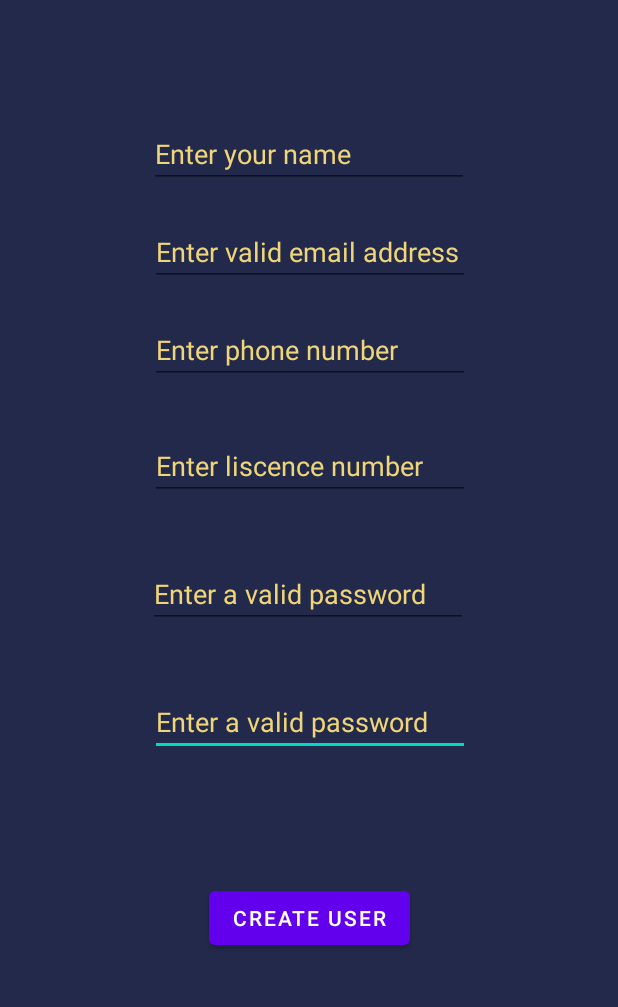
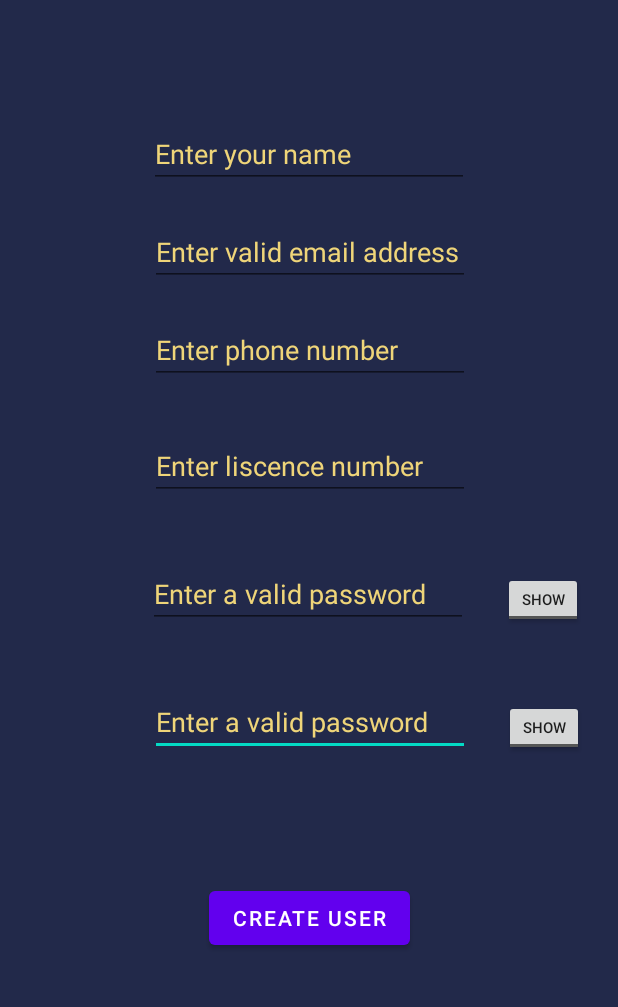
Before and after one commit to rk-3131/Go-Agro-Project, an Android app: the screen it shows after launch (CreateUserActivity2), after a tap on "New User?", on a phone screen of 412 x 824 dp, the part 216-1223 px from its top. Run offline under Robolectric (Android 15) with nearby library versions, the phone set to English and light mode, and no system bars; our stand-ins replace Firebase (no records; nobody signed in at launch, a user with empty details on screens opened directly).

```diff
--- a/app/src/main/java/com/example/goagro/CreateUserActivity2.java
+++ b/app/src/main/java/com/example/goagro/CreateUserActivity2.java
@@ -6,12 +6,16 @@ import androidx.appcompat.app.AppCompatActivity;
 import android.content.Intent;
 import android.os.Bundle;
 import android.text.TextUtils;
+import android.text.method.PasswordTransformationMethod;
 import android.util.Log;
 import android.util.Patterns;
 import android.view.View;
 import android.widget.Button;
+import android.widget.CompoundButton;
 import android.widget.EditText;
+import android.widget.ImageView;
 import android.widget.Toast;
+import android.widget.ToggleButton;
 
 import com.google.android.gms.tasks.OnCompleteListener;
 import com.google.android.gms.tasks.OnFailureListener;
@@ -35,6 +39,8 @@ public class CreateUserActivity2 extends AppCompatActivity {
     EditText pass1;
     EditText pass2;
     Button newUser;
+    ToggleButton seePass1;
+    ToggleButton seePass2;
     FirebaseAuth auth;
 
     @Override
@@ -48,6 +54,8 @@ public class CreateUserActivity2 extends AppCompatActivity {
         pass1 = findViewById(R.id.password1);
         pass2 = findViewById(R.id.password2);
         newUser = findViewById(R.id.signUpButton);
+        seePass1 = findViewById(R.id.toggleButton);
+        seePass2 = findViewById(R.id.toggleButton2);
         auth = FirebaseAuth.getInstance();
 
         newUser.setOnClickListener(new View.OnClickListener() {
@@ -70,6 +78,30 @@ public class CreateUserActivity2 extends AppCompatActivity {
                     createUser(txt_name, txt_email, txt_phone, txt_licence, txt_pass1);
                 }
 
+            }
+        });
+
+        seePass1.setOnCheckedChangeListener(new CompoundButton.OnCheckedChangeListener() {
+            @Override
+            public void onCheckedChanged(CompoundButton buttonView, boolean isChecked) {
+                if (isChecked){
+                    pass1.setTransformationMethod(null);
+                }
+                else{
+                    pass1.setTransformationMethod(new PasswordTransformationMethod());
+                }
+            }
+        });
+
+        seePass2.setOnCheckedChangeListener(new CompoundButton.OnCheckedChangeListener() {
+            @Override
+            public void onCheckedChanged(CompoundButton buttonView, boolean isChecked) {
+                if (isChecked){
+                    pass2.setTransformationMethod(null);
+                }
+                else{
+                    pass2.setTransformationMethod(new PasswordTransformationMethod());
+                }
             }
         });
 
--- a/app/src/main/java/com/example/goagro/MainActivity.java
+++ b/app/src/main/java/com/example/goagro/MainActivity.java
@@ -6,11 +6,14 @@ import androidx.appcompat.app.AppCompatActivity;
 import android.content.Intent;
 import android.os.Bundle;
 import android.text.TextUtils;
+import android.text.method.PasswordTransformationMethod;
 import android.view.View;
 import android.widget.Button;
+import android.widget.CompoundButton;
 import android.widget.EditText;
 import android.widget.TextView;
 import android.widget.Toast;
+import android.widget.ToggleButton;
 
 import com.google.android.gms.tasks.OnCompleteListener;
 import com.google.android.gms.tasks.Task;
@@ -29,6 +32,7 @@ public class MainActivity extends AppCompatActivity {
     TextView newUserReg;
     Button login;
     FirebaseAuth auth;
+    ToggleButton showPass;
 
 
 
@@ -42,6 +46,9 @@ public class MainActivity extends AppCompatActivity {
         password = findViewById(R.id.loginPassword);
         newUserReg = findViewById(R.id.newUser);
         login = findViewById(R.id.button);
+        showPass = findViewById(R.id.toggleButton3);
+        auth = FirebaseAuth.getInstance();
+
         FirebaseApp.initializeApp(this);
         FirebaseUser user = FirebaseAuth.getInstance().getCurrentUser();
 
@@ -50,6 +57,7 @@ public class MainActivity extends AppCompatActivity {
             startActivity(new Intent(MainActivity.this, IntroActivity2.class));
             Toast.makeText(this, "User logged in with previous entries", Toast.LENGTH_SHORT).show();
         }
+
 
         newUserReg.setOnClickListener(new View.OnClickListener() {
             @Override
@@ -67,14 +75,25 @@ public class MainActivity extends AppCompatActivity {
                     Toast.makeText(MainActivity.this, "Don't keep the password and email field empty", Toast.LENGTH_SHORT).show();
                 }else{
                    loginUser(email_text, password_text);
-//                   saveInDatabase();
+                }
+            }
+        });
+
+        showPass.setOnCheckedChangeListener(new CompoundButton.OnCheckedChangeListener() {
+            @Override
+            public void onCheckedChanged(CompoundButton buttonView, boolean isChecked) {
+                if (isChecked){
+                    password.setTransformationMethod(null);
+                }
+                else{
+                    password.setTransformationMethod(new PasswordTransformationMethod());
                 }
             }
         });
     }
 
     public void loginUser(String email, String password){
-        auth = FirebaseAuth.getInstance();
+//        auth = FirebaseAuth.getInstance();
         auth.signInWithEmailAndPassword(email, password).addOnCompleteListener(new OnCompleteListener<AuthResult>() {
             @Override
             public void onComplete(@NonNull Task<AuthResult> task) {
@@ -112,7 +131,7 @@ public class MainActivity extends AppCompatActivity {
         map.put("Phone", phone);
         map.put("Licence", licence);
 
-        if (name != null){
+        if (map != null){
             db.collection(userUid).document(name).set(map).addOnCompleteListener(new OnCompleteListener<Void>() {
                 @Override
                 public void onComplete(@NonNull Task<Void> task) {
@@ -124,6 +143,10 @@ public class MainActivity extends AppCompatActivity {
                     }
                 }
             });
+            map.clear();
+        }else{
+            return;
         }
+
     }
 }
--- a/app/src/main/res/layout/activity_create_user2.xml
+++ b/app/src/main/res/layout/activity_create_user2.xml
@@ -117,4 +117,30 @@
         app:layout_constraintStart_toStartOf="parent"
         app:layout_constraintTop_toBottomOf="@+id/header" />
 
+    <ToggleButton
+        android:id="@+id/toggleButton"
+        android:layout_width="53dp"
+        android:layout_height="37dp"
+        android:text="ToggleButton"
+        android:textOff="Show"
+        android:textOn="Hide"
+        android:textSize="10sp"
+        app:layout_constraintBottom_toBottomOf="@+id/password1"
+        app:layout_constraintEnd_toEndOf="parent"
+        app:layout_constraintHorizontal_bias="0.5"
+        app:layout_constraintStart_toEndOf="@+id/password1" />
+
+    <ToggleButton
+        android:id="@+id/toggleButton2"
+        android:layout_width="53dp"
+        android:layout_height="37dp"
+        android:text="ToggleButton"
+        android:textOff="Show"
+        android:textOn="Hide"
+        android:textSize="10sp"
+        app:layout_constraintBottom_toBottomOf="@+id/password2"
+        app:layout_constraintEnd_toEndOf="parent"
+        app:layout_constraintHorizontal_bias="0.5"
+        app:layout_constraintStart_toEndOf="@+id/password2" />
+
 </androidx.constraintlayout.widget.ConstraintLayout>
```
Also changed, not shown: app/src/main/java/com/example/goagro/IntroActivity2.java (+13 -0 lines), app/src/main/res/layout/activity_intro2.xml (+10 -2 lines), app/src/main/res/layout/activity_main.xml (+13 -0 lines).
